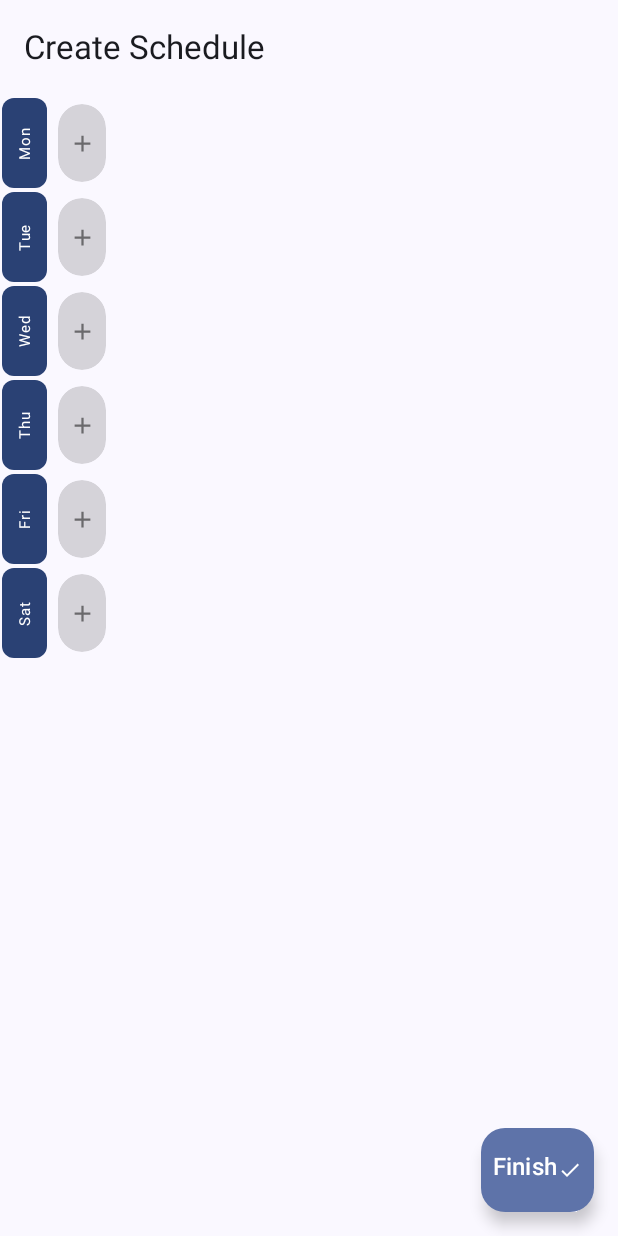
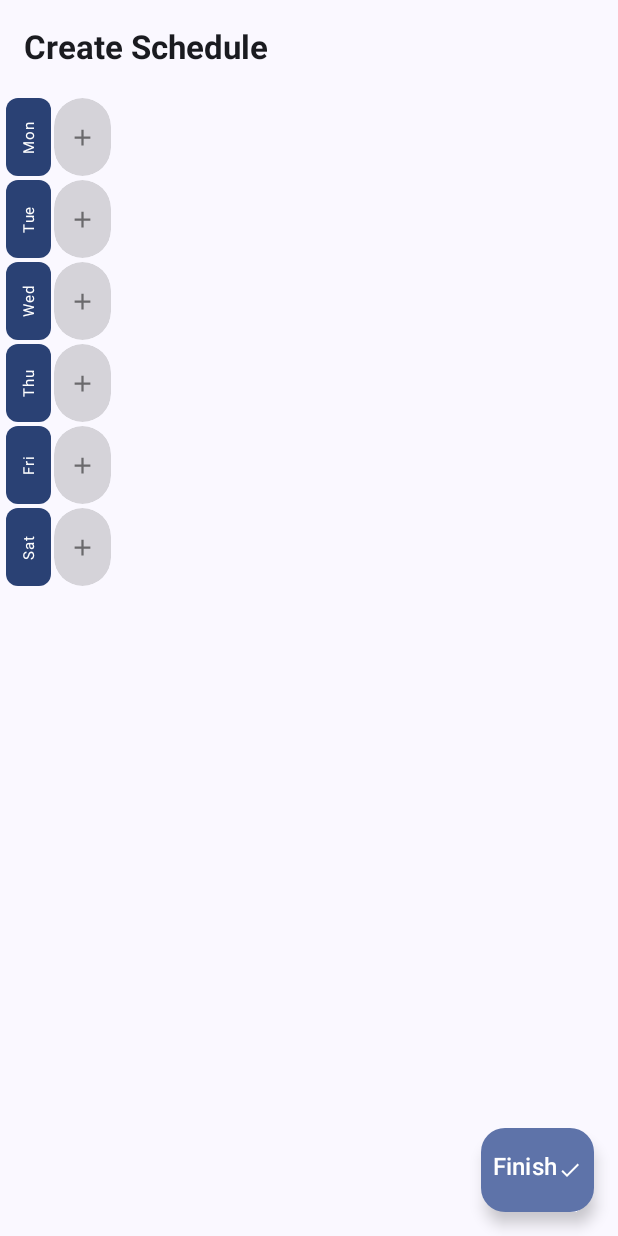
Before and after one commit to Amit-4186/Attendance-Plus, an Android app built with Jetpack Compose: the ScheduleScreen screen opened through its navigation route, on a phone screen of 412 x 824 dp. Run offline under Robolectric (Android 15) with nearby library versions, the phone set to English and light mode, and no system bars; our stand-ins replace Dagger/Hilt's generated code.

Commit message:
TimetableScreen Final UI ScheduleScreen Final UI

```diff
--- a/app/src/main/java/com/example/attendanceplus/screens/ScheduleScreen.kt
+++ b/app/src/main/java/com/example/attendanceplus/screens/ScheduleScreen.kt
@@ -1,22 +1,22 @@
 package com.example.attendanceplus.screens
 
-import androidx.compose.foundation.background
+import android.widget.Toast
+import androidx.compose.foundation.border
 import androidx.compose.foundation.horizontalScroll
+import androidx.compose.foundation.layout.Box
 import androidx.compose.foundation.layout.Column
 import androidx.compose.foundation.layout.Row
+import androidx.compose.foundation.layout.fillMaxHeight
 import androidx.compose.foundation.layout.fillMaxSize
 import androidx.compose.foundation.layout.fillMaxWidth
 import androidx.compose.foundation.layout.height
-import androidx.compose.foundation.layout.heightIn
 import androidx.compose.foundation.layout.padding
 import androidx.compose.foundation.layout.size
 import androidx.compose.foundation.layout.width
-import androidx.compose.foundation.layout.wrapContentHeight
 import androidx.compose.foundation.layout.wrapContentSize
 import androidx.compose.foundation.rememberScrollState
 import androidx.compose.foundation.shape.RoundedCornerShape
 import androidx.compose.material.icons.Icons
-import androidx.compose.material.icons.automirrored.filled.ArrowForward
 import androidx.compose.material.icons.filled.Add
 import androidx.compose.material.icons.filled.Done
 import androidx.compose.material3.Card
@@ -44,7 +44,9 @@ import androidx.compose.ui.Modifier
 import androidx.compose.ui.draw.clip
 import androidx.compose.ui.draw.rotate
 import androidx.compose.ui.graphics.Color
-import androidx.compose.ui.unit.DpOffset
+import androidx.compose.ui.platform.LocalContext
+import androidx.compose.ui.text.font.FontWeight
+import androidx.compose.ui.text.style.TextAlign
 import androidx.compose.ui.unit.dp
 import androidx.compose.ui.unit.sp
 import androidx.hilt.navigation.compose.hiltViewModel
@@ -58,7 +60,7 @@ import com.example.attendanceplus.database.Subject
 fun ScheduleScreen(navController: NavController) {
     val viewModel: SetupViewModel = hiltViewModel()
     val subjects by viewModel.subjects.collectAsState()
-    val schedule by viewModel.schedule.collectAsState()
+    val context = LocalContext.current
 
     val mon = remember { mutableStateListOf<Subject>() }
     val tue = remember { mutableStateListOf<Subject>() }
@@ -68,38 +70,42 @@ fun ScheduleScreen(navController: NavController) {
     val sat = remember { mutableStateListOf<Subject>() }
 
     val weekMap = mapOf<Int, String>(
-        2 to "Mon",
-        3 to "Tue",
-        4 to "Wed",
-        5 to "Thu",
-        6 to "Fri",
-        7 to "Sat"
+        2 to "Mon", 3 to "Tue", 4 to "Wed",
+        5 to "Thu", 6 to "Fri", 7 to "Sat"
     )
 
     val weekListMap = mapOf<Int, MutableList<Subject>>(
-        2 to mon,
-        3 to tue,
-        4 to wed,
-        5 to thu,
-        6 to fri,
-        7 to sat
+        2 to mon, 3 to tue, 4 to wed,
+        5 to thu, 6 to fri, 7 to sat
     )
 
     Scaffold(
         topBar = {
-            TopAppBar(title = { Text("Create Schedule") })
+            TopAppBar(title = { Text("Create Schedule", fontWeight = FontWeight.Bold) })
         },
         floatingActionButton = {
-            FloatingActionButton(onClick = {
-                viewModel.completeSetup()
-                navController.navigate(Screen.Timetable.route) {
-                    popUpTo(Screen.Subjects.route) { inclusive = true }
+            FloatingActionButton(
+                onClick = {
+                    if (!weekListMap.values.all { it.isNotEmpty() }) {
+                        Toast.makeText(context, "Complete Schedule!", Toast.LENGTH_SHORT).show()
+                    } else {
+                        viewModel.completeSetup()
+                        navController.navigate(Screen.Timetable.route) {
+                            popUpTo(Screen.Subjects.route) { inclusive = true }
+                        }
+                    }
                 }
-            }) {
+            ) {
                 Row {
                     Row {
                         Text("Finish", modifier = Modifier.padding(start = 8.dp), fontSize = 16.sp)
-                        Icon(Icons.Filled.Done, "Finish", modifier = Modifier.size(24.dp).padding(end = 8.dp))
+                        Icon(
+                            Icons.Filled.Done,
+                            "Finish",
+                            modifier = Modifier
+                                .size(24.dp)
+                                .padding(end = 8.dp)
+                        )
                     }
                 }
             }
@@ -108,7 +114,7 @@ fun ScheduleScreen(navController: NavController) {
 
         Row(
             modifier = Modifier
-                .wrapContentHeight()
+                .fillMaxHeight()
                 .padding(padding)
         ) {
             Column {
@@ -117,8 +123,8 @@ fun ScheduleScreen(navController: NavController) {
                         colors = CardDefaults.cardColors(containerColor = MaterialTheme.colorScheme.primary),
                         shape = RoundedCornerShape(8.dp),
                         modifier = Modifier
-                            .padding(horizontal = 1.dp, vertical = 1.dp)
-                            .height(60.dp)
+                            .padding(start = 4.dp, top = 1.dp, bottom = 1.dp)
+                            .height(52.dp)
                             .width(30.dp)
                     ) {
                         Text(
@@ -133,32 +139,41 @@ fun ScheduleScreen(navController: NavController) {
                     }
                 }
             }
-            Column(modifier = Modifier.fillMaxWidth()) {
+            Column(
+                modifier = Modifier
+                    .fillMaxWidth()
+                    .horizontalScroll(rememberScrollState())
+            ) {
                 for (day in 2..7) {
                     Row(
                         modifier = Modifier
-                            .horizontalScroll(rememberScrollState())
-                            .heightIn(60.dp)
-                            .padding(horizontal = 2.dp, vertical = 1.dp),
-                        verticalAlignment = Alignment.CenterVertically
+                            .padding(1.dp)
+                            .height(52.dp)
                     ) {
                         weekListMap[day]!!.forEach { subject ->
-                            Text(
-                                subject.name,
+                            Box(
+                                contentAlignment = Alignment.Center,
                                 modifier = Modifier
-                                    .size(height = 50.dp, width = 70.dp)
-                                    .align(Alignment.CenterVertically)
-                                    .background(color = Color.Cyan)
-                                    .clip(RoundedCornerShape(8.dp)),
-                            )
+                                    .padding(horizontal = 1.dp)
+                                    .fillMaxHeight()
+                                    .width(80.dp)
+                                    .clip(RoundedCornerShape(4.dp))
+                                    .border(1.dp, Color.Gray, RoundedCornerShape(4.dp))
+                            ) {
+                                Text(
+                                    text = subject.name,
+                                    fontSize = 12.sp,
+                                    textAlign = TextAlign.Center,
+                                    lineHeight = 16.sp,
+                                    modifier = Modifier.wrapContentSize()
+                                )
+                            }
                         }
 
                         var expanded by remember { mutableStateOf(false) }
-                        var xCord by remember { mutableStateOf(0.dp) }
                         IconButton(
                             onClick = {
                                 expanded = true
-                                xCord = (52 + schedule.size * 88).dp
                             },
                             colors = IconButtonDefaults.iconButtonColors(
                                 containerColor = Color(0x26000000)
@@ -166,7 +181,7 @@ fun ScheduleScreen(navController: NavController) {
                             modifier = Modifier
                                 .height(60.dp)
                                 .width(40.dp)
-                                .padding(4.dp)
+                                .padding(end = 2.dp)
                         ) {
                             Icon(
                                 Icons.Default.Add,
@@ -176,11 +191,9 @@ fun ScheduleScreen(navController: NavController) {
                             )
                         }
 
-                        // Dropdown menu for adding subjects
                         DropdownMenu(
                             expanded = expanded,
                             onDismissRequest = { expanded = false },
-                            offset = DpOffset(xCord, 0.dp)
                         ) {
                             subjects.forEach { subject ->
                                 DropdownMenuItem(
--- a/app/src/main/java/com/example/attendanceplus/screens/SubjectScreen.kt
+++ b/app/src/main/java/com/example/attendanceplus/screens/SubjectScreen.kt
@@ -9,7 +9,6 @@ import androidx.compose.foundation.layout.Row
 import androidx.compose.foundation.layout.fillMaxSize
 import androidx.compose.foundation.layout.fillMaxWidth
 import androidx.compose.foundation.layout.height
-import androidx.compose.foundation.layout.heightIn
 import androidx.compose.foundation.layout.padding
 import androidx.compose.foundation.layout.size
 import androidx.compose.foundation.lazy.LazyColumn
@@ -31,7 +30,6 @@ import androidx.compose.material3.Scaffold
 import androidx.compose.material3.Text
 import androidx.compose.material3.TopAppBar
 import androidx.compose.runtime.Composable
-import androidx.compose.runtime.LaunchedEffect
 import androidx.compose.runtime.collectAsState
 import androidx.compose.runtime.getValue
 import androidx.compose.runtime.mutableStateOf
@@ -40,19 +38,15 @@ import androidx.compose.runtime.setValue
 import androidx.compose.ui.Alignment
 import androidx.compose.ui.Modifier
 import androidx.compose.ui.draw.clip
-import androidx.compose.ui.focus.FocusRequester
-import androidx.compose.ui.focus.focusRequester
 import androidx.compose.ui.platform.LocalContext
 import androidx.compose.ui.text.font.FontWeight
 import androidx.compose.ui.text.input.ImeAction
-import androidx.compose.ui.tooling.preview.Preview
 import androidx.compose.ui.unit.dp
 import androidx.compose.ui.unit.sp
 import androidx.compose.ui.window.Dialog
 import androidx.hilt.navigation.compose.hiltViewModel
 import androidx.navigation.NavController
 import com.example.attendanceplus.Screen
-import kotlinx.coroutines.delay
 
 @OptIn(ExperimentalMaterial3Api::class)
 @Composable
@@ -162,11 +156,11 @@ fun SubjectsScreen(navController: NavController) {
         }
 
         if (subjects.isEmpty()) {
-            Box(modifier = Modifier.fillMaxSize(), contentAlignment = Alignment.Center) {
+            Box(modifier = Modifier.fillMaxSize().padding(padding), contentAlignment = Alignment.Center) {
                 Text(text = "No Subjects Added")
             }
         }
-        LazyColumn(modifier = Modifier.padding(12.dp)) {
+        LazyColumn(modifier = Modifier.padding(padding)) {
             subjects.forEach { subject ->
                 item {
                     Row(
@@ -182,7 +176,7 @@ fun SubjectsScreen(navController: NavController) {
                             .clip(RoundedCornerShape(8.dp))
                             .height(60.dp)
                     ) {
-                        Text("subject.name", modifier = Modifier.padding(start = 12.dp), fontSize = 20.sp)
+                        Text(subject.name, modifier = Modifier.padding(start = 12.dp), fontSize = 20.sp)
                         IconButton(onClick = { viewModel.deleteSubject(subject.id) }) {
                             Icon(Icons.Filled.Delete, "Delete")
                         }
```
Also changed, not shown: app/src/main/java/com/example/attendanceplus/screens/TimetableScreen.kt (+107 -69 lines), app/src/main/java/com/example/attendanceplus/screens/TimetableViewModel.kt (+62 -33 lines).
